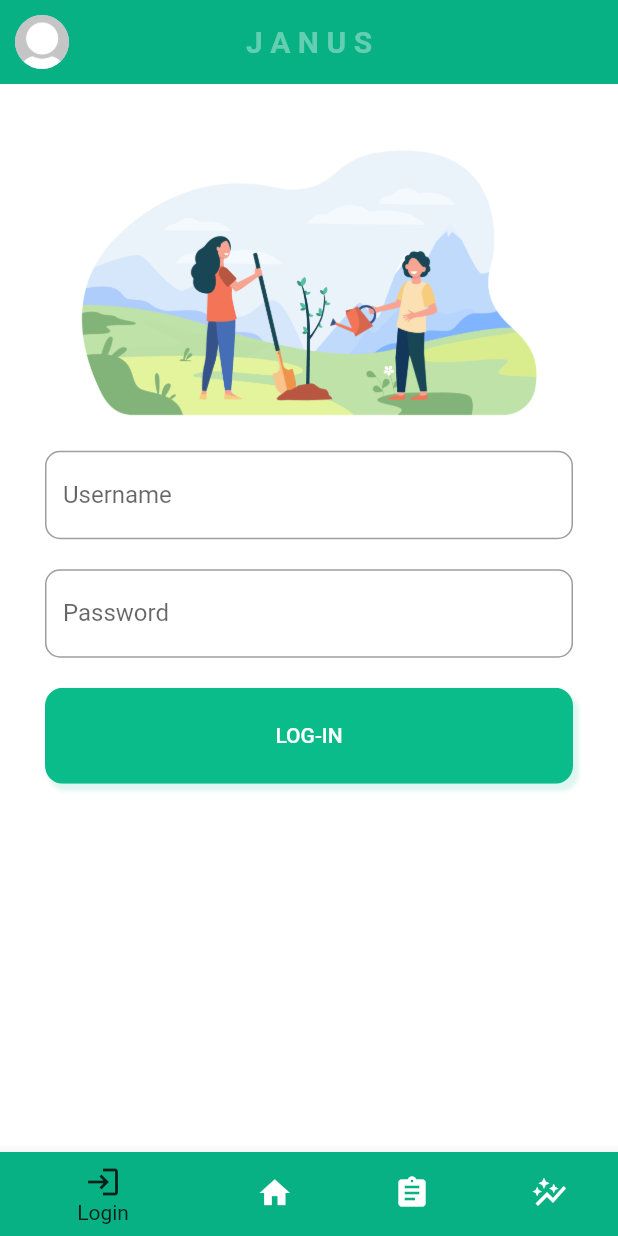
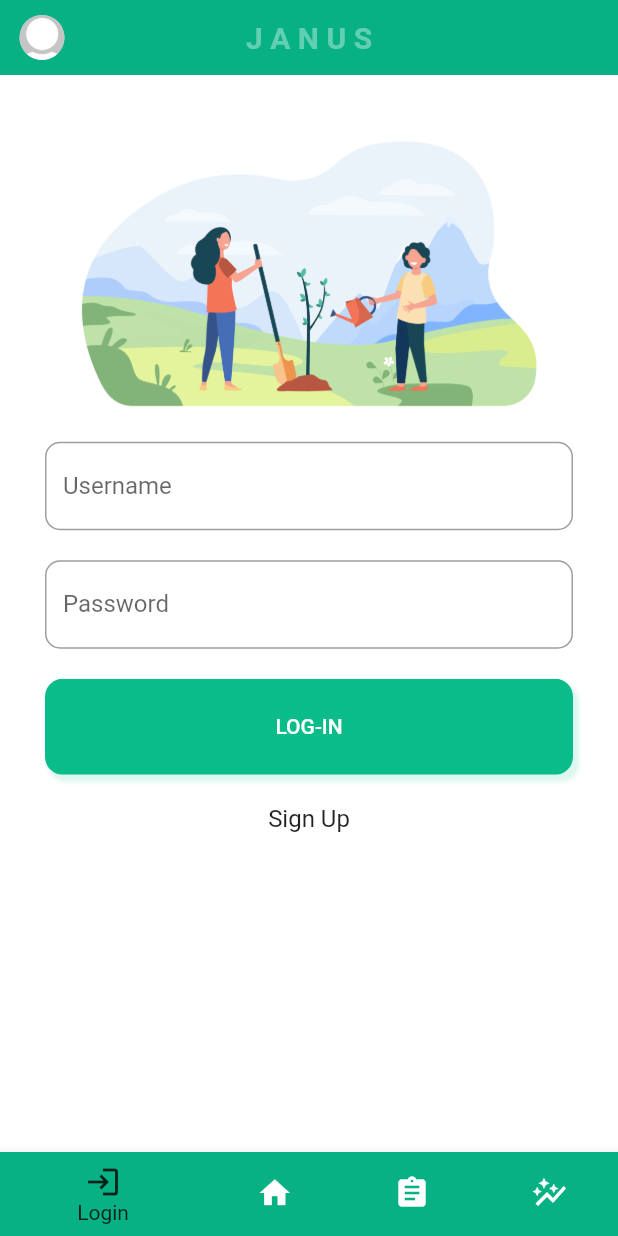
Before and after one commit to jeyeong/climate-ark-app, a Flutter app: the screen it shows after launch, on a phone screen of 412 x 824 dp. Run offline on Flutter 3.47's test engine with Material 2 defaults, Android fonts, the light colour scheme and no system bars; our stand-ins replace fl_chart, fluttericon.

Commit message:
Refactored appbar.

```diff
--- /dev/null
+++ b/canvas/lib/components/general/app_bar.dart
@@ -0,0 +1,37 @@
+import 'package:flutter/material.dart';
+
+class ProfilePic extends StatelessWidget {
+  const ProfilePic({Key? key}) : super(key: key);
+
+  @override
+  Widget build(BuildContext context) {
+    return Container(
+      child: const CircleAvatar(
+        radius: 20.0,
+        backgroundImage: AssetImage('assets/dummy.png'),
+      ),
+      margin: const EdgeInsets.all(10.0),
+    );
+  }
+}
+
+class JanusAppBar extends StatelessWidget {
+  const JanusAppBar({Key? key}) : super(key: key);
+
+  @override
+  Widget build(BuildContext context) {
+    return AppBar(
+      leading: const ProfilePic(),
+      title: const Text(
+        'J A N U S',
+        style: TextStyle(
+          color: Color(0xff62cfb2),
+          fontWeight: FontWeight.bold,
+        ),
+      ),
+      backgroundColor: const Color(0xff08b184),
+      centerTitle: true,
+      elevation: 0,
+    );
+  }
+}
--- a/canvas/lib/views/landing_page.dart
+++ b/canvas/lib/views/landing_page.dart
@@ -3,6 +3,7 @@ import 'package:flutter/material.dart';
 import 'package:canvas/views/home_page.dart';
 import 'package:canvas/views/login_page.dart';
 import 'package:canvas/views/impact_page.dart';
+import 'package:canvas/components/general/app_bar.dart';
 
 class ProfilePic extends StatelessWidget {
   const ProfilePic({Key? key}) : super(key: key);
@@ -50,18 +51,9 @@ class _LandingPageState extends State<LandingPage> {
   Widget build(BuildContext context) {
     return Scaffold(
       backgroundColor: primaryWhite,
-      appBar: AppBar(
-        leading: const ProfilePic(),
-        title: const Text(
-          'J A N U S',
-          style: TextStyle(
-            color: Color(0xff62cfb2),
-            fontWeight: FontWeight.bold,
-          ),
-        ),
-        backgroundColor: const Color(0xff08b184),
-        centerTitle: true,
-        elevation: 0,
+      appBar: const PreferredSize(
+        preferredSize: Size.fromHeight(50),
+        child: JanusAppBar(),
       ),
       body: _widgetOptions.elementAt(_selectedIndex),
       bottomNavigationBar: BottomNavigationBar(
--- a/canvas/lib/views/login_page.dart
+++ b/canvas/lib/views/login_page.dart
@@ -40,6 +40,7 @@ class _LoginPageState extends State<LoginPage> {
       margin: const EdgeInsets.symmetric(vertical: 20, horizontal: 30),
       child: Form(
         key: _formKey,
+        child: SingleChildScrollView(
           child: Column(
             crossAxisAlignment: CrossAxisAlignment.center,
             children: [
@@ -52,7 +53,21 @@ class _LoginPageState extends State<LoginPage> {
               InputField(title: 'Password', controller: passwordController),
               const SizedBox(height: 20.0),
               Button(text: 'LOG-IN', callback: checkLoginCredentials),
+              const SizedBox(height: 20.0),
+              InkWell(
+                child: const Text(
+                  'Sign Up',
+                  style: TextStyle(fontSize: 16),
+                ),
+                onTap: () {
+                  Navigator.push(
+                    context,
+                    MaterialPageRoute(builder: (context) => const SignUpPage()),
+                  );
+                },
+              ),
             ],
+          ),
         ),
       ),
     ));
--- a/canvas/lib/views/sign_up_page.dart
+++ b/canvas/lib/views/sign_up_page.dart
@@ -2,7 +2,7 @@ import 'package:canvas/constants.dart';
 import 'package:flutter/material.dart';
 import 'package:canvas/components/sign_up/sign_up_button.dart';
 import 'package:canvas/components/general/input_field.dart';
-import 'package:canvas/components/general/logo.dart';
+import 'package:canvas/components/general/app_bar.dart';
 
 class SignUpPage extends StatelessWidget {
   const SignUpPage({Key? key}) : super(key: key);
@@ -10,9 +10,9 @@ class SignUpPage extends StatelessWidget {
   @override
   Widget build(BuildContext context) {
     return Scaffold(
-      appBar: AppBar(
-        backgroundColor: primaryDarkColor,
-        title: const Logo(width: 60.0),
+      appBar: const PreferredSize(
+        preferredSize: Size.fromHeight(50),
+        child: JanusAppBar(),
       ),
       body: SafeArea(
         child: Center(
```
Lines whose indentation alone changed are shown as unchanged.
